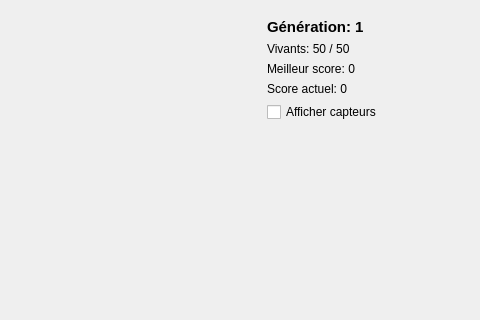
Old version of the form src/mainwindow.ui in the repository clebail/qtflappyia; both pictures show x 320 to 800 and y 0 to 320 of the 800 by 600 pixel window.
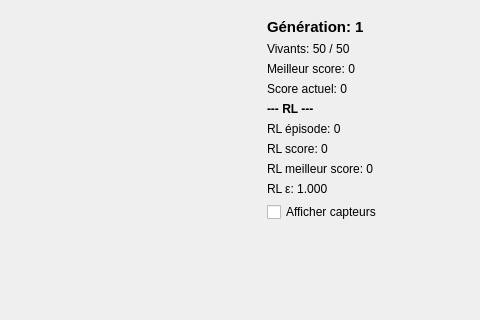
New version of the form. Icons and pictures are not drawn. Custom widgets are drawn as their Qt base class.

Diff of the .ui file:
```diff
--- a/src/mainwindow.ui
+++ b/src/mainwindow.ui
@@ -72,6 +72,46 @@
          </property>
         </widget>
        </item>
+       <item>
+        <widget class="QLabel" name="labelRLSep">
+         <property name="text">
+          <string>--- RL ---</string>
+         </property>
+         <property name="font">
+          <font>
+           <bold>true</bold>
+          </font>
+         </property>
+        </widget>
+       </item>
+       <item>
+        <widget class="QLabel" name="labelRLEpisode">
+         <property name="text">
+          <string>RL épisode: 0</string>
+         </property>
+        </widget>
+       </item>
+       <item>
+        <widget class="QLabel" name="labelRLScore">
+         <property name="text">
+          <string>RL score: 0</string>
+         </property>
+        </widget>
+       </item>
+       <item>
+        <widget class="QLabel" name="labelRLBestScore">
+         <property name="text">
+          <string>RL meilleur score: 0</string>
+         </property>
+        </widget>
+       </item>
+       <item>
+        <widget class="QLabel" name="labelRLEpsilon">
+         <property name="text">
+          <string>RL ε: 1.000</string>
+         </property>
+        </widget>
+       </item>
        <item>
         <widget class="QCheckBox" name="checkSensors">
          <property name="text">
```
